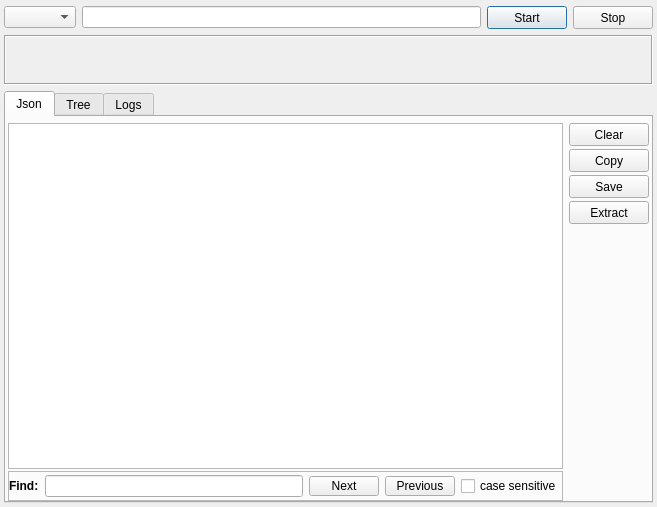
Old version of the form gui/src/tools/raw/RawOsint.ui in the repository 3nock/OTE.
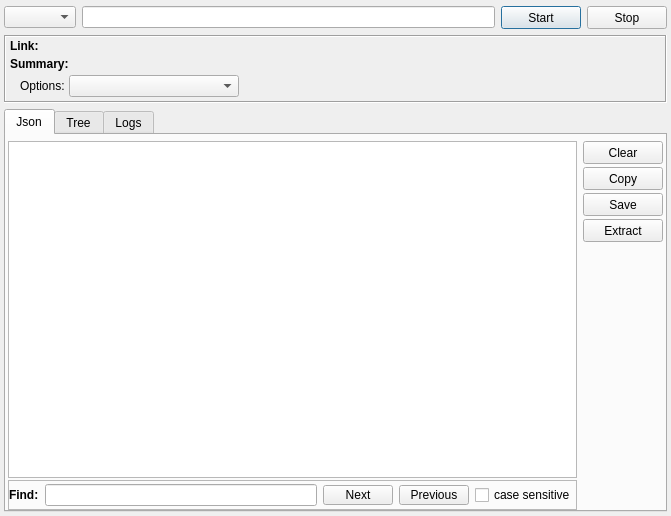
New version of the form.

```diff
--- a/gui/src/tools/raw/RawOsint.ui
+++ b/gui/src/tools/raw/RawOsint.ui
@@ -6,14 +6,14 @@
    <rect>
     <x>0</x>
     <y>0</y>
-    <width>657</width>
-    <height>507</height>
+    <width>671</width>
+    <height>516</height>
    </rect>
   </property>
   <property name="windowTitle">
    <string>Raw Osint</string>
   </property>
-  <layout class="QVBoxLayout" name="verticalLayout_4">
+  <layout class="QVBoxLayout" name="verticalLayout_6">
    <property name="leftMargin">
     <number>4</number>
    </property>
@@ -64,17 +64,11 @@
    </item>
    <item>
     <widget class="QFrame" name="frame">
-     <property name="minimumSize">
-      <size>
-       <width>0</width>
-       <height>50</height>
-      </size>
-     </property>
-     <property name="maximumSize">
-      <size>
-       <width>16777215</width>
-       <height>50</height>
-      </size>
+     <property name="sizePolicy">
+      <sizepolicy hsizetype="Preferred" vsizetype="Fixed">
+       <horstretch>0</horstretch>
+       <verstretch>0</verstretch>
+      </sizepolicy>
      </property>
      <property name="frameShape">
       <enum>QFrame::Box</enum>
@@ -82,6 +76,157 @@
      <property name="frameShadow">
       <enum>QFrame::Sunken</enum>
      </property>
+     <layout class="QVBoxLayout" name="verticalLayout_4">
+      <property name="spacing">
+       <number>4</number>
+      </property>
+      <property name="leftMargin">
+       <number>4</number>
+      </property>
+      <property name="topMargin">
+       <number>2</number>
+      </property>
+      <property name="rightMargin">
+       <number>6</number>
+      </property>
+      <property name="bottomMargin">
+       <number>4</number>
+      </property>
+      <item>
+       <layout class="QHBoxLayout" name="horizontalLayout_5">
+        <item>
+         <widget class="QLabel" name="label_2">
+          <property name="sizePolicy">
+           <sizepolicy hsizetype="Maximum" vsizetype="Maximum">
+            <horstretch>0</horstretch>
+            <verstretch>0</verstretch>
+           </sizepolicy>
+          </property>
+          <property name="minimumSize">
+           <size>
+            <width>60</width>
+            <height>0</height>
+           </size>
+          </property>
+          <property name="font">
+           <font>
+            <weight>75</weight>
+            <bold>true</bold>
+           </font>
+          </property>
+          <property name="text">
+           <string>Link:</string>
+          </property>
+         </widget>
+        </item>
+        <item>
+         <widget class="QLabel" name="labelUrl">
+          <property name="sizePolicy">
+           <sizepolicy hsizetype="Preferred" vsizetype="Maximum">
+            <horstretch>0</horstretch>
+            <verstretch>0</verstretch>
+           </sizepolicy>
+          </property>
+          <property name="font">
+           <font>
+            <family>Segoe UI</family>
+            <pointsize>9</pointsize>
+            <italic>true</italic>
+           </font>
+          </property>
+          <property name="text">
+           <string/>
+          </property>
+         </widget>
+        </item>
+       </layout>
+      </item>
+      <item>
+       <layout class="QHBoxLayout" name="horizontalLayout_6">
+        <item>
+         <widget class="QLabel" name="label_4">
+          <property name="sizePolicy">
+           <sizepolicy hsizetype="Maximum" vsizetype="Maximum">
+            <horstretch>0</horstretch>
+            <verstretch>0</verstretch>
+           </sizepolicy>
+          </property>
+          <property name="minimumSize">
+           <size>
+            <width>60</width>
+            <height>0</height>
+           </size>
+          </property>
+          <property name="font">
+           <font>
+            <weight>75</weight>
+            <bold>true</bold>
+           </font>
+          </property>
+          <property name="text">
+           <string>Summary:</string>
+          </property>
+         </widget>
+        </item>
+        <item>
+         <widget class="QLabel" name="labelSummary">
+          <property name="sizePolicy">
+           <sizepolicy hsizetype="Preferred" vsizetype="Maximum">
+            <horstretch>0</horstretch>
+            <verstretch>0</verstretch>
+           </sizepolicy>
+          </property>
+          <property name="text">
+           <string/>
+          </property>
+         </widget>
+        </item>
+       </layout>
+      </item>
+      <item>
+       <layout class="QHBoxLayout" name="horizontalLayout_7">
+        <property name="leftMargin">
+         <number>10</number>
+        </property>
+        <item>
+         <widget class="QLabel" name="lableOptions">
+          <property name="sizePolicy">
+           <sizepolicy hsizetype="Fixed" vsizetype="Maximum">
+            <horstretch>0</horstretch>
+            <verstretch>0</verstretch>
+           </sizepolicy>
+          </property>
+          <property name="text">
+           <string>Options:</string>
+          </property>
+         </widget>
+        </item>
+        <item>
+         <widget class="QComboBox" name="comboBoxOptions">
+          <property name="minimumSize">
+           <size>
+            <width>170</width>
+            <height>0</height>
+           </size>
+          </property>
+         </widget>
+        </item>
+        <item>
+         <spacer name="horizontalSpacer">
+          <property name="orientation">
+           <enum>Qt::Horizontal</enum>
+          </property>
+          <property name="sizeHint" stdset="0">
+           <size>
+            <width>40</width>
+            <height>20</height>
+           </size>
+          </property>
+         </spacer>
+        </item>
+       </layout>
+      </item>
+     </layout>
     </widget>
    </item>
    <item>
```
